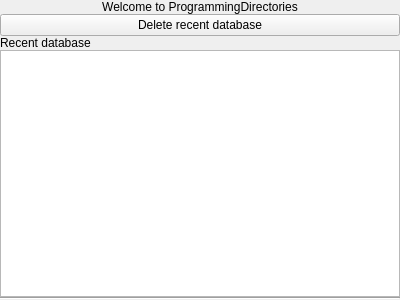
This is src/view/ui/option_database/option_database.ui in fersilentt/ProgrammingDirectories as Qt 5 draws it before an edit. The edited form follows.
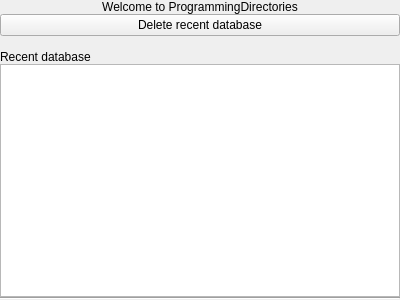
This is the edited form.

Diff of the .ui file:
```diff
--- a/src/view/ui/option_database/option_database.ui
+++ b/src/view/ui/option_database/option_database.ui
@@ -51,6 +51,16 @@
        </property>
       </widget>
      </item>
+     <item>
+      <widget class="QLabel" name="lMessageOptionDatabase">
+       <property name="text">
+        <string/>
+       </property>
+       <property name="alignment">
+        <set>Qt::AlignCenter</set>
+       </property>
+      </widget>
+     </item>
      <item>
       <widget class="QLabel" name="label_2">
        <property name="text">
```
